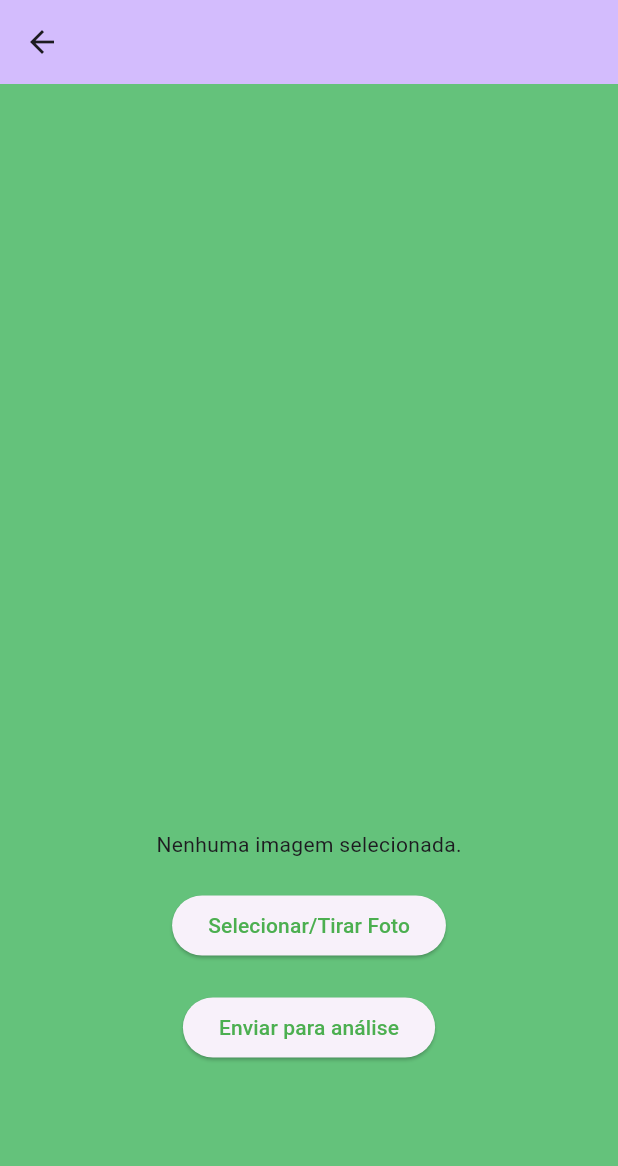
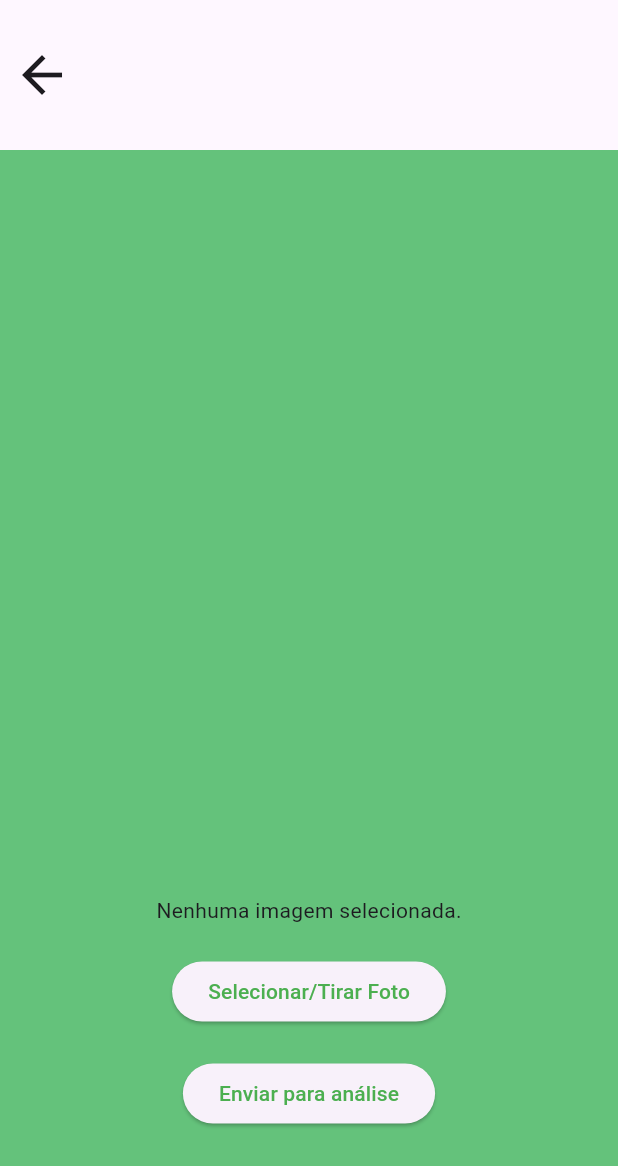
Before and after one commit to LuisAugusto0/Vamo-Rachar, a Flutter app: the ScannerScreen screen opened directly with empty values, on a phone screen of 412 x 824 dp. Shown: the top 1166 px of the screen. Run offline on Flutter 3.47's test engine with Material 3 defaults, Android fonts, the light colour scheme and no system bars; our stand-ins replace animated_custom_dropdown, cloud_firestore, firebase_auth, firebase_core, flutter_dotenv, geocoding and 5 more; accounts and stored records are empty.

Commit message:
Fixed scanner app bar

```diff
--- a/lib/scanner.dart
+++ b/lib/scanner.dart
@@ -204,7 +204,16 @@ class _ScannerScreenState extends State<ScannerScreen> {
   Widget build(BuildContext context) {
     return Scaffold(
       appBar: AppBar(
-        backgroundColor: Theme.of(context).colorScheme.inversePrimary,
+        leading: IconButton(
+          onPressed: () {
+          Navigator.pop(context);
+        },
+        icon: const Icon(
+          Icons.arrow_back_outlined,
+          size: 40,
+        ),
+      ),
+      toolbarHeight: 100,
       ),
       body: SingleChildScrollView(
         scrollDirection: Axis.vertical,
```
